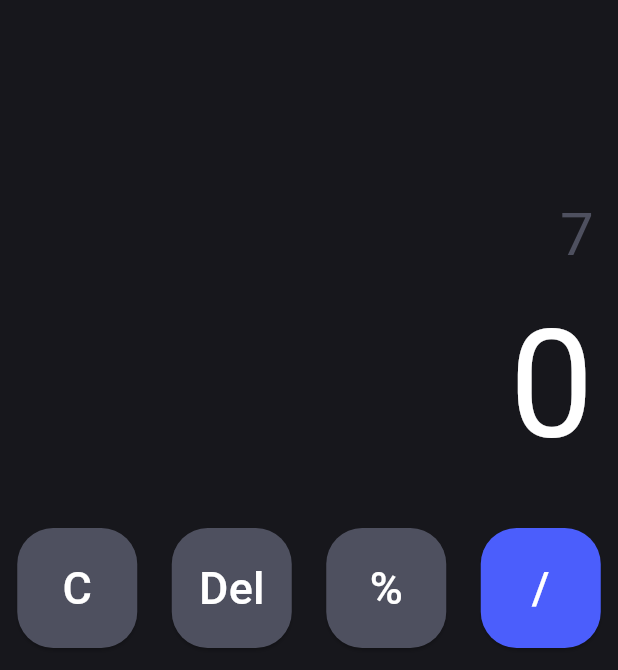
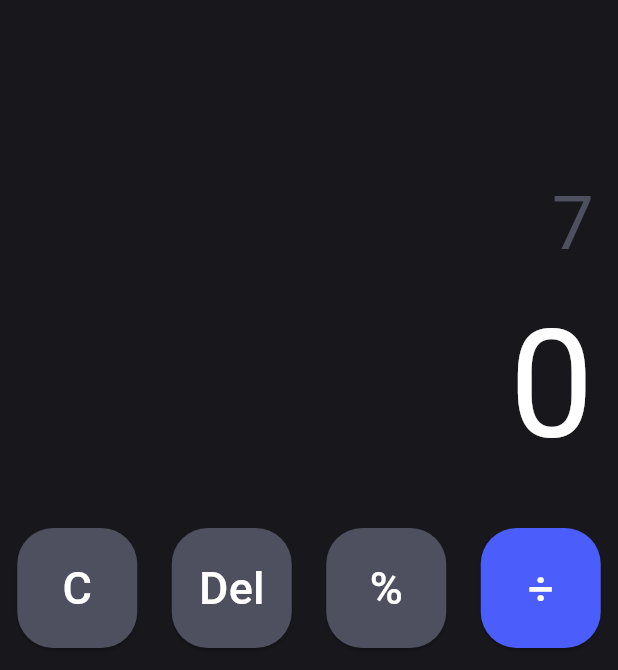
Before and after one commit to Moamen771/Calculator, a Flutter app: the screen it shows after launch, after a tap on an icon or button, on a phone screen of 412 x 824 dp. Shown: the top 670 px of the screen. Run offline on Flutter 3.47's test engine with Material 3 defaults, Android fonts, the phone set to English and light mode, and no system bars; our stand-ins replace math_expressions, widget_and_text_animator.

Commit message:
adding splash screen and fixing bugs

```diff
--- a/lib/components.dart
+++ b/lib/components.dart
@@ -1,16 +1,16 @@
 import 'package:flutter/material.dart';
 
 //------------Background Color------------//
-Color backColor = Color.fromRGBO(23, 23, 28, 1);
+Color backgroundColor = Color.fromRGBO(23, 23, 28, 1);
 
 //------------Normal Buttons Color------------//
 
-Color normalColor = Color.fromRGBO(46, 47, 56, 1);
+Color primaryColor = Color.fromRGBO(46, 47, 56, 1);
 
 //------------Operations Buttons Color------------//
 
-Color operationColor = Color.fromRGBO(75, 94, 252, 1);
+Color primary = Color.fromRGBO(75, 94, 252, 1);
 
 //------------Background Color------------//
 
-Color specialButtonColor = Color.fromRGBO(78, 80, 95, 1);
+Color secondaryColor = Color.fromRGBO(78, 80, 95, 1);
--- a/lib/main.dart
+++ b/lib/main.dart
@@ -1,4 +1,4 @@
-import 'package:calculator/screens/home_screen.dart';
+import 'package:calculator/screens/splash_screen.dart';
 import 'package:flutter/material.dart';
 
 void main() {
@@ -13,7 +13,7 @@ class Calculator extends StatelessWidget {
     return MaterialApp(
       debugShowCheckedModeBanner: false,
       title: 'Calculator',
-      home: HomeScreen(),
+      home: SplashScreen(),
     );
   }
 }
--- a/lib/screens/home_screen.dart
+++ b/lib/screens/home_screen.dart
@@ -13,12 +13,13 @@ class HomeScreen extends StatefulWidget {
 
 class _HomeScreenState extends State<HomeScreen> {
   String output = '';
+  String equation = '';
   String result = '0';
 
   @override
   Widget build(BuildContext context) {
     return Scaffold(
-      backgroundColor: backColor,
+      backgroundColor: backgroundColor,
       body: Column(
         children: [
           Expanded(
@@ -36,8 +37,8 @@ class _HomeScreenState extends State<HomeScreen> {
                         child: Text(
                           output,
                           style: TextStyle(
-                            color: specialButtonColor,
-                            fontSize: 40,
+                            color: secondaryColor,
+                            fontSize: 50,
                             overflow: TextOverflow.ellipsis,
                           ),
                         ),
@@ -61,7 +62,7 @@ class _HomeScreenState extends State<HomeScreen> {
           ButtonsRow(
             buttons: [
               CalculatorButton(
-                color: specialButtonColor,
+                color: secondaryColor,
                 onTap: () {
                   setState(() {
                     output = '';
@@ -71,7 +72,7 @@ class _HomeScreenState extends State<HomeScreen> {
                 text: "C",
               ),
               CalculatorButton(
-                color: specialButtonColor,
+                color: secondaryColor,
                 onTap: () {
                   setState(() {
                     output = output.substring(0, output.length - 1);
@@ -80,7 +81,7 @@ class _HomeScreenState extends State<HomeScreen> {
                 text: "Del",
               ),
               CalculatorButton(
-                color: specialButtonColor,
+                color: secondaryColor,
                 onTap: () {
                   if (output.isEmpty ||
                       (output[output.length - 1] == 'x' ||
@@ -96,7 +97,7 @@ class _HomeScreenState extends State<HomeScreen> {
                 text: "%",
               ),
               CalculatorButton(
-                color: operationColor,
+                color: primary,
                 onTap: () {
                   if (output.isEmpty ||
                       (output[output.length - 1] == 'x' ||
@@ -106,18 +107,18 @@ class _HomeScreenState extends State<HomeScreen> {
                           output[output.length - 1] == '%')) {
                   } else {
                     setState(() {
-                      output += '/';
+                      output += '÷';
                     });
                   }
                 },
-                text: "/",
+                text: "÷",
               ),
             ],
           ),
           ButtonsRow(
             buttons: [
               CalculatorButton(
-                color: normalColor,
+                color: primaryColor,
                 onTap: () {
                   setState(() {
                     output += '7';
@@ -126,7 +127,7 @@ class _HomeScreenState extends State<HomeScreen> {
                 text: "7",
               ),
               CalculatorButton(
-                color: normalColor,
+                color: primaryColor,
                 onTap: () {
                   setState(() {
                     output += '8';
@@ -135,7 +136,7 @@ class _HomeScreenState extends State<HomeScreen> {
                 text: "8",
               ),
               CalculatorButton(
-                color: normalColor,
+                color: primaryColor,
                 onTap: () {
                   setState(() {
                     output += '9';
@@ -144,7 +145,7 @@ class _HomeScreenState extends State<HomeScreen> {
                 text: "9",
               ),
               CalculatorButton(
-                color: operationColor,
+                color: primary,
                 onTap: () {
                   if (output.isEmpty ||
                       (output[output.length - 1] == 'x' ||
@@ -165,7 +166,7 @@ class _HomeScreenState extends State<HomeScreen> {
           ButtonsRow(
             buttons: [
               CalculatorButton(
-                color: normalColor,
+                color: primaryColor,
                 onTap: () {
                   setState(() {
                     output += '4';
@@ -174,7 +175,7 @@ class _HomeScreenState extends State<HomeScreen> {
                 text: "4",
               ),
               CalculatorButton(
-                color: normalColor,
+                color: primaryColor,
                 onTap: () {
                   setState(() {
                     output += '5';
@@ -183,7 +184,7 @@ class _HomeScreenState extends State<HomeScreen> {
                 text: "5",
               ),
               CalculatorButton(
-                color: normalColor,
+                color: primaryColor,
                 onTap: () {
                   setState(() {
                     output += '6';
@@ -192,7 +193,7 @@ class _HomeScreenState extends State<HomeScreen> {
                 text: "6",
               ),
               CalculatorButton(
-                color: operationColor,
+                color: primary,
                 onTap: () {
                   if (output.isEmpty ||
                       (output[output.length - 1] == 'x' ||
@@ -213,7 +214,7 @@ class _HomeScreenState extends State<HomeScreen> {
           ButtonsRow(
             buttons: [
               CalculatorButton(
-                color: normalColor,
+                color: primaryColor,
                 onTap: () {
                   setState(() {
                     output += '1';
@@ -222,7 +223,7 @@ class _HomeScreenState extends State<HomeScreen> {
                 text: "1",
               ),
               CalculatorButton(
-                color: normalColor,
+                color: primaryColor,
                 onTap: () {
                   setState(() {
                     output += '2';
@@ -231,7 +232,7 @@ class _HomeScreenState extends State<HomeScreen> {
                 text: "2",
               ),
               CalculatorButton(
-                color: normalColor,
+                color: primaryColor,
                 onTap: () {
                   setState(() {
                     output += '3';
@@ -240,7 +241,7 @@ class _HomeScreenState extends State<HomeScreen> {
                 text: "3",
               ),
               CalculatorButton(
-                color: operationColor,
+                color: primary,
                 onTap: () {
                   if (output.isEmpty ||
                       (output[output.length - 1] == 'x' ||
@@ -261,7 +262,7 @@ class _HomeScreenState extends State<HomeScreen> {
           ButtonsRow(
             buttons: [
               CalculatorButton(
-                color: normalColor,
+                color: primaryColor,
                 onTap: () {
                   setState(() {
                     output += '0';
@@ -270,7 +271,7 @@ class _HomeScreenState extends State<HomeScreen> {
                 text: "0",
               ),
               CalculatorButton(
-                color: normalColor,
+                color: primaryColor,
                 onTap: () {
                   setState(() {
                     output += '.';
@@ -280,32 +281,23 @@ class _HomeScreenState extends State<HomeScreen> {
               ),
               Expanded(
                 child: CalculatorButton(
-                  color: operationColor,
+                  color: primary,
                   onTap: () {
-                    try {
-                      output = output.replaceAll('x', '*');
+                    equation = output;
+                    equation = equation.replaceAll('x', '*');
+                    equation = equation.replaceAll('÷', '/');
                     Parser p = Parser();
-                      Expression exp = p.parse(output);
+                    Expression exp = p.parse(equation);
                     double evalResult =
                         exp.evaluate(EvaluationType.REAL, ContextModel());
                     setState(() {
                       // Check if evalResult is an integer
                       if (evalResult == evalResult.floor()) {
-                          output = output.replaceAll('*', 'x');
                         result = evalResult.floor().toString();
                       } else {
-                          output = output.replaceAll('*', 'x');
                         result = evalResult.toString();
                       }
                     });
-                    } catch (e) {
-                      setState(() {
-                        e.toString() ==
-                                'RangeError (index): Invalid value: Valid value range is empty: -1'
-                            ? output = 'Syntax Error'
-                            : '';
-                      });
-                    }
                   },
                   text: "=",
                 ),
--- /dev/null
+++ b/lib/screens/splash_screen.dart
@@ -0,0 +1,114 @@
+import 'package:calculator/components.dart';
+import 'package:calculator/screens/home_screen.dart';
+import 'package:flutter/material.dart';
+import 'package:flutter/services.dart';
+import 'package:widget_and_text_animator/widget_and_text_animator.dart';
+
+class SplashScreen extends StatefulWidget {
+  const SplashScreen({super.key});
+
+  @override
+  State<SplashScreen> createState() => _SplashScreenState();
+}
+
+class _SplashScreenState extends State<SplashScreen>
+    with SingleTickerProviderStateMixin {
+  @override
+  void initState() {
+    super.initState();
+    SystemChrome.setEnabledSystemUIMode(SystemUiMode.immersive);
+    Future.delayed(Duration(seconds: 4), () {
+      Navigator.of(context).pushReplacement(MaterialPageRoute(
+        builder: (_) => HomeScreen(),
+      ));
+    });
+  }
+
+  @override
+  void dispose() {
+    super.dispose();
+    SystemChrome.setEnabledSystemUIMode(SystemUiMode.manual,
+        overlays: SystemUiOverlay.values);
+  }
+
+  @override
+  Widget build(BuildContext context) {
+    return Scaffold(
+      body: Container(
+        width: double.infinity,
+        decoration: BoxDecoration(
+            gradient: LinearGradient(
+                colors: [primary, backgroundColor],
+                begin: Alignment.topRight,
+                end: Alignment.bottomLeft)),
+        child: Center(
+          child: WidgetAnimator(
+            incomingEffect: WidgetTransitionEffects.incomingSlideInFromBottom(
+                delay: Duration(milliseconds: 100),
+                duration: Duration(milliseconds: 900)),
+            atRestEffect: WidgetRestingEffects.size(
+                numberOfPlays: 1, duration: Duration(seconds: 1)),
+            child: Stack(
+              alignment: Alignment.center,
+              children: [
+                Container(
+                  padding: EdgeInsets.all(10),
+                  height: 140,
+                  width: 140,
+                  decoration: BoxDecoration(
+                    borderRadius: BorderRadius.circular(24),
+                    color: backgroundColor,
+                  ),
+                  child: Column(
+                    spacing: 5,
+                    mainAxisAlignment: MainAxisAlignment.spaceAround,
+                    children: [
+                      Row(
+                        mainAxisAlignment: MainAxisAlignment.spaceAround,
+                        spacing: 20,
+                        children: [
+                          Text(
+                            "+",
+                            style: TextStyle(fontSize: 35, color: Colors.white),
+                          ),
+                          Icon(
+                            Icons.remove,
+                            color: Colors.white,
+                          ),
+                        ],
+                      ),
+                      Row(
+                        mainAxisAlignment: MainAxisAlignment.spaceAround,
+                        spacing: 20,
+                        children: [
+                          Text(
+                            "÷",
+                            style: TextStyle(fontSize: 35, color: Colors.white),
+                          ),
+                          Text(
+                            "x",
+                            style: TextStyle(fontSize: 35, color: Colors.white),
+                          ),
+                        ],
+                      ),
+                    ],
+                  ),
+                ),
+                Container(
+                  height: 5,
+                  width: 120,
+                  color: primary,
+                ),
+                Container(
+                  height: 120,
+                  width: 5,
+                  color: primary,
+                ),
+              ],
+            ),
+          ),
+        ),
+      ),
+    );
+  }
+}
--- a/pubspec.yaml
+++ b/pubspec.yaml
@@ -35,6 +35,7 @@ dependencies:
   # Use with the CupertinoIcons class for iOS style icons.
   cupertino_icons: ^1.0.8
   math_expressions: ^2.6.0
+  widget_and_text_animator: ^1.1.5
 
 dev_dependencies:
   flutter_test:
@@ -59,8 +60,8 @@ flutter:
   uses-material-design: true
 
   # To add assets to your application, add an assets section, like this:
-  # assets:
-  #   - images/a_dot_burr.jpeg
+  assets:
+    - assets/
   #   - images/a_dot_ham.jpeg
 
   # An image asset can refer to one or more resolution-specific "variants", see
```
Also changed, not shown: pubspec.lock. Lines whose indentation alone changed are shown as unchanged.
